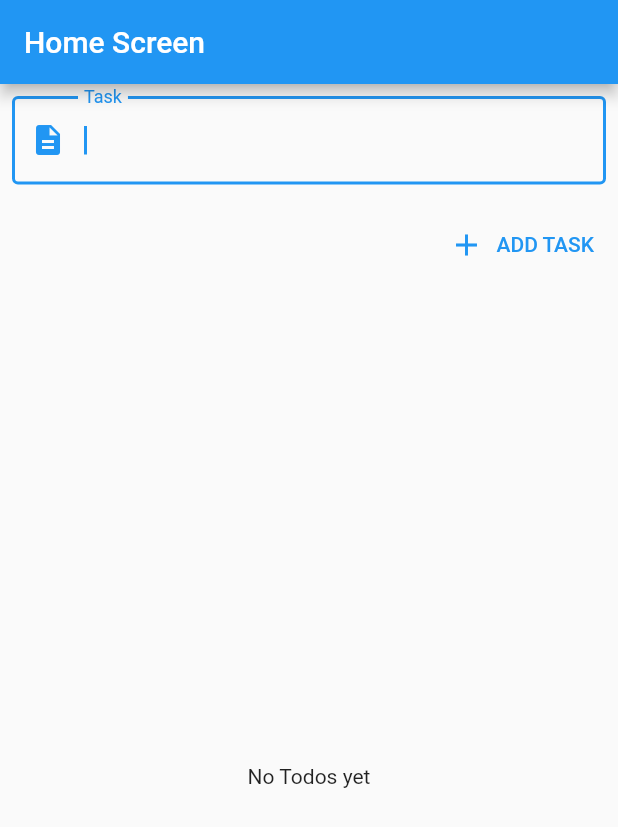
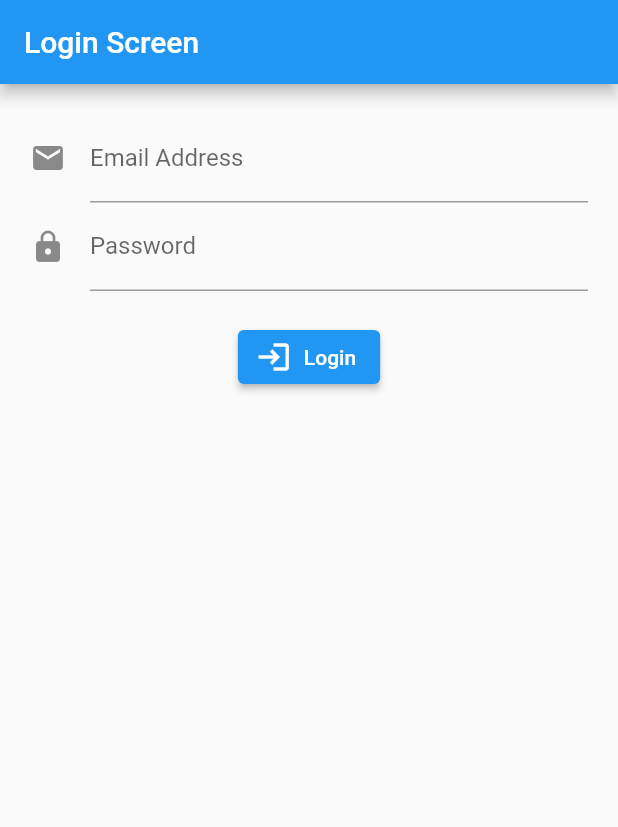
Before and after one commit to Aceser199/flutter_stateful, a Flutter app: the screen it shows after launch, on a phone screen of 412 x 824 dp. Shown: the top 827 px of the screen. Run offline on Flutter 3.47's test engine with Material 2 defaults, Android fonts, the phone set to English and light mode, and no system bars.

Commit message:
Added a login screen

```diff
--- a/lib/main.dart
+++ b/lib/main.dart
@@ -1,7 +1,5 @@
 import 'package:flutter/material.dart';
-import 'package:flutter_temp/providers/to_dos.dart';
-import 'package:flutter_temp/screens/home_screen.dart';
-import 'package:provider/provider.dart';
+import 'package:flutter_temp/screens/login_screen.dart';
 
 void main() {
   runApp(const MyApp());
@@ -12,19 +10,12 @@ class MyApp extends StatelessWidget {
 
   @override
   Widget build(BuildContext context) {
-    return MultiProvider(
-      providers: [
-        ChangeNotifierProvider(
-          create: (_) => ToDos(),
-        ),
-      ],
-      child: MaterialApp(
-        title: 'Flutter Template',
-        theme: ThemeData(
-          primarySwatch: Colors.blue,
-        ),
-        home: const HomeScreen(),
+    return MaterialApp(
+      title: 'Login Stateful Management',
+      theme: ThemeData(
+        primarySwatch: Colors.blue,
       ),
+      home: const LoginScreen(),
     );
   }
 }
--- a/lib/screens/home_screen.dart
+++ b/lib/screens/home_screen.dart
@@ -1,5 +1,4 @@
 import 'package:flutter/material.dart';
-import 'package:flutter_temp/widgets/todos/todo_list.dart';
 
 class HomeScreen extends StatelessWidget {
   const HomeScreen({super.key});
@@ -10,7 +9,7 @@ class HomeScreen extends StatelessWidget {
       appBar: AppBar(
         title: const Text('Home Screen'),
       ),
-      body: const ToDoList(),
+      body: const Text('Home Screen'),
     );
   }
 }
--- /dev/null
+++ b/lib/screens/login_fields.dart
@@ -0,0 +1,29 @@
+import 'package:flutter/material.dart';
+
+Widget emailField() {
+  return TextFormField(
+    decoration: const InputDecoration(
+      labelText: 'Email Address',
+      hintText: 'you@example.com',
+      icon: Icon(Icons.email),
+    ),
+  );
+}
+
+Widget passwordField() {
+  return TextFormField(
+    // obscureText: true,
+    decoration: const InputDecoration(
+      labelText: 'Password',
+      icon: Icon(Icons.lock),
+    ),
+  );
+}
+
+Widget submitButton() {
+  return ElevatedButton.icon(
+    onPressed: () {},
+    icon: const Icon(Icons.login),
+    label: const Text('Login'),
+  );
+}
--- /dev/null
+++ b/lib/screens/login_screen.dart
@@ -0,0 +1,33 @@
+import 'package:flutter/material.dart';
+import 'package:flutter_temp/screens/login_fields.dart';
+
+class LoginScreen extends StatefulWidget {
+  const LoginScreen({super.key});
+
+  @override
+  State<LoginScreen> createState() => _LoginScreenState();
+}
+
+class _LoginScreenState extends State<LoginScreen> {
+  @override
+  Widget build(BuildContext context) {
+    return Scaffold(
+      appBar: AppBar(
+        title: const Text('Login Screen'),
+      ),
+      body: Container(
+        margin: const EdgeInsets.all(20),
+        child: Form(
+          child: Column(
+            children: [
+              emailField(),
+              passwordField(),
+              const SizedBox(height: 20),
+              submitButton(),
+            ],
+          ),
+        ),
+      ),
+    );
+  }
+}
```
